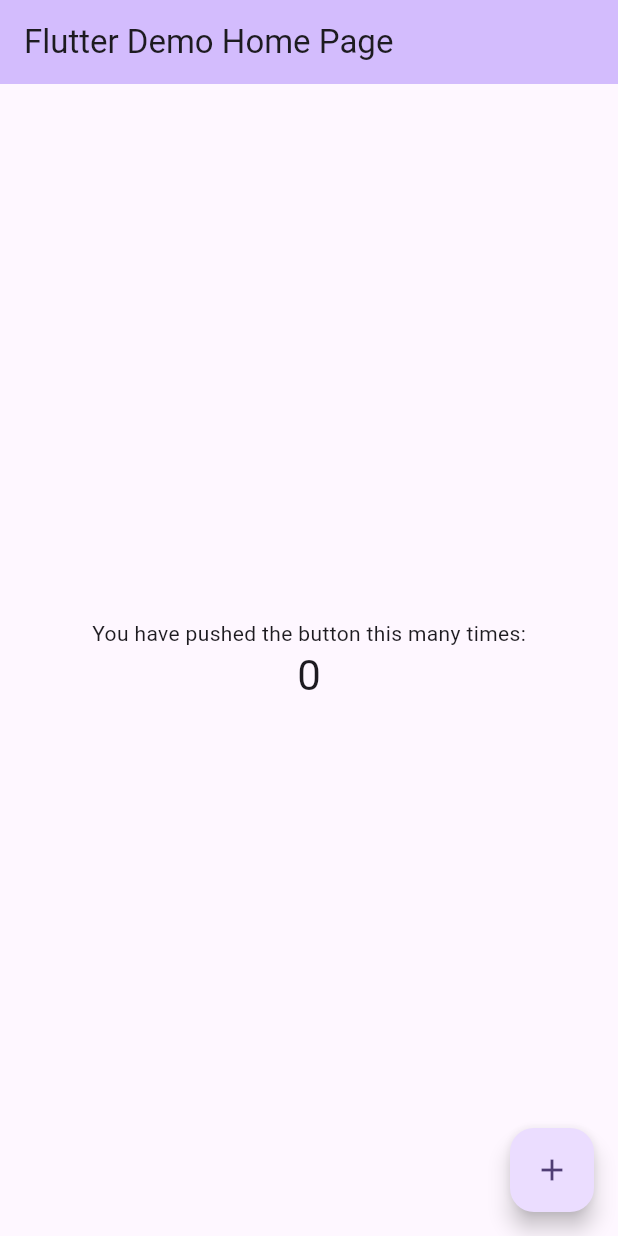
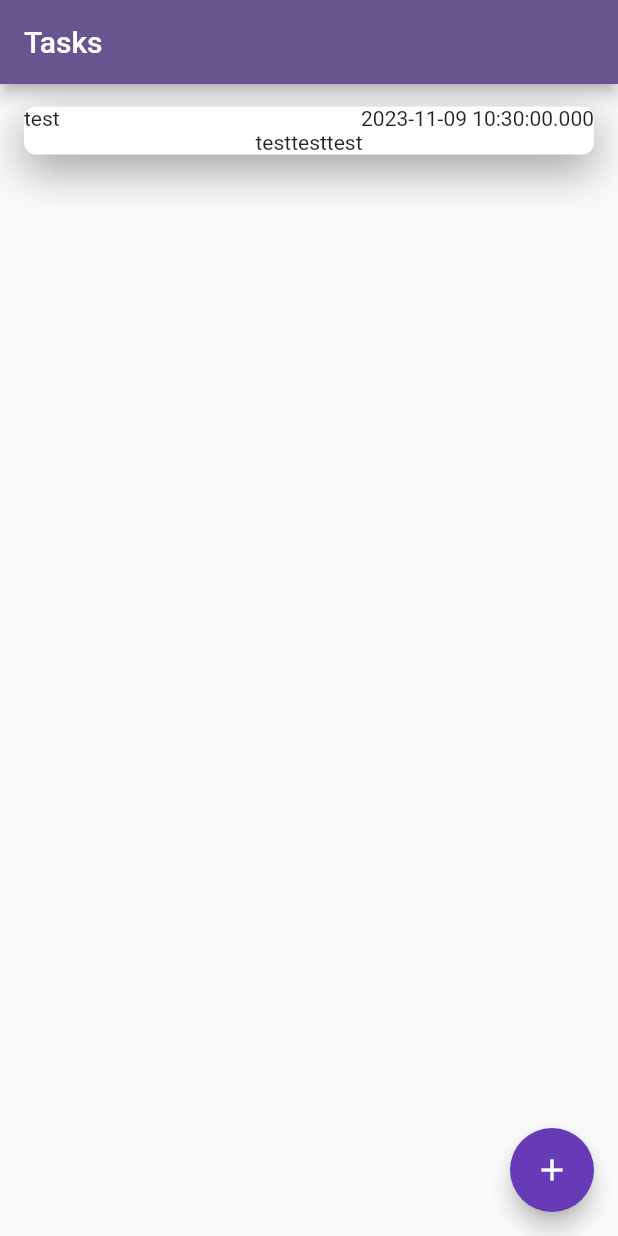
Before and after one commit to timurIsakov/todo_hive, a Flutter app: the screen it shows after launch, on a phone screen of 412 x 824 dp. Run offline on Flutter 3.47's test engine with Material 2 defaults, Android fonts, the phone set to English and light mode, and no system bars.

Commit message:
Added main screen, todo_widget and todo_entity

```diff
--- /dev/null
+++ b/lib/core/entity/todo_entity.dart
@@ -0,0 +1,8 @@
+class TodoEntity {
+  final String title;
+  final DateTime date;
+  final String description;
+
+  TodoEntity(
+      {required this.title, required this.date, required this.description});
+}
--- a/lib/main.dart
+++ b/lib/main.dart
@@ -1,4 +1,6 @@
 import 'package:flutter/material.dart';
+
+import 'screens/todo_screen.dart';
 
 void main() {
   runApp(const MyApp());
@@ -11,99 +13,11 @@ class MyApp extends StatelessWidget {
   Widget build(BuildContext context) {
     return MaterialApp(
       title: 'Flutter Demo',
+      debugShowCheckedModeBanner: false,
       theme: ThemeData(
         colorScheme: ColorScheme.fromSeed(seedColor: Colors.deepPurple),
-        useMaterial3: true,
       ),
-      home: const MyHomePage(title: 'Flutter Demo Home Page'),
+      home: const TodoScreen(),
     );
   }
 }
-
-class MyHomePage extends StatefulWidget {
-  const MyHomePage({super.key, required this.title});
-
-  // This widget is the home page of your application. It is stateful, meaning
-  // that it has a State object (defined below) that contains fields that affect
-  // how it looks.
-
-  // This class is the configuration for the state. It holds the values (in this
-  // case the title) provided by the parent (in this case the App widget) and
-  // used by the build method of the State. Fields in a Widget subclass are
-  // always marked "final".
-
-  final String title;
-
-  @override
-  State<MyHomePage> createState() => _MyHomePageState();
-}
-
-class _MyHomePageState extends State<MyHomePage> {
-  int _counter = 0;
-
-  void _incrementCounter() {
-    setState(() {
-      // This call to setState tells the Flutter framework that something has
-      // changed in this State, which causes it to rerun the build method below
-      // so that the display can reflect the updated values. If we changed
-      // _counter without calling setState(), then the build method would not be
-      // called again, and so nothing would appear to happen.
-      _counter++;
-    });
-  }
-
-  @override
-  Widget build(BuildContext context) {
-    // This method is rerun every time setState is called, for instance as done
-    // by the _incrementCounter method above.
-    //
-    // The Flutter framework has been optimized to make rerunning build methods
-    // fast, so that you can just rebuild anything that needs updating rather
-    // than having to individually change instances of widgets.
-    return Scaffold(
-      appBar: AppBar(
-        // TRY THIS: Try changing the color here to a specific color (to
-        // Colors.amber, perhaps?) and trigger a hot reload to see the AppBar
-        // change color while the other colors stay the same.
-        backgroundColor: Theme.of(context).colorScheme.inversePrimary,
-        // Here we take the value from the MyHomePage object that was created by
-        // the App.build method, and use it to set our appbar title.
-        title: Text(widget.title),
-      ),
-      body: Center(
-        // Center is a layout widget. It takes a single child and positions it
-        // in the middle of the parent.
-        child: Column(
-          // Column is also a layout widget. It takes a list of children and
-          // arranges them vertically. By default, it sizes itself to fit its
-          // children horizontally, and tries to be as tall as its parent.
-          //
-          // Column has various properties to control how it sizes itself and
-          // how it positions its children. Here we use mainAxisAlignment to
-          // center the children vertically; the main axis here is the vertical
-          // axis because Columns are vertical (the cross axis would be
-          // horizontal).
-          //
-          // TRY THIS: Invoke "debug painting" (choose the "Toggle Debug Paint"
-          // action in the IDE, or press "p" in the console), to see the
-          // wireframe for each widget.
-          mainAxisAlignment: MainAxisAlignment.center,
-          children: <Widget>[
-            const Text(
-              'You have pushed the button this many times:',
-            ),
-            Text(
-              '$_counter',
-              style: Theme.of(context).textTheme.headlineMedium,
-            ),
-          ],
-        ),
-      ),
-      floatingActionButton: FloatingActionButton(
-        onPressed: _incrementCounter,
-        tooltip: 'Increment',
-        child: const Icon(Icons.add),
-      ), // This trailing comma makes auto-formatting nicer for build methods.
-    );
-  }
-}
--- /dev/null
+++ b/lib/screens/todo_screen.dart
@@ -0,0 +1,56 @@
+import 'package:flutter/material.dart';
+import 'package:todo_app/widgets/todo_widget.dart';
+
+import '../core/entity/todo_entity.dart';
+
+class TodoScreen extends StatefulWidget {
+  const TodoScreen({Key? key}) : super(key: key);
+
+  @override
+  State<TodoScreen> createState() => _TodoScreenState();
+}
+
+class _TodoScreenState extends State<TodoScreen> {
+  List<TodoEntity> listOfTasks = [
+    TodoEntity(
+        title: "test", date: DateTime.now(), description: "testtesttest"),
+
+  ];
+  @override
+  Widget build(BuildContext context) {
+    return Scaffold(
+      appBar: AppBar(
+        title: const Text("Tasks"),
+      ),
+      body:  Padding(
+        padding: const EdgeInsets.only(left: 16, right: 16),
+        child: Column(
+          children: [
+            Expanded(
+              child: ListView.builder(
+                itemCount: listOfTasks.length,
+                itemBuilder: (context, index) {
+                  final element = listOfTasks[index];
+                  return Padding(
+                    padding: const EdgeInsets.only(top: 15),
+                    child: TodoWidget(entity: element),
+                  );
+                },
+              ),
+            )
+          ],
+        ),
+      ),
+      floatingActionButton: FloatingActionButton(
+        backgroundColor: Colors.deepPurple,
+        onPressed: () {},
+        child: const Center(
+          child: Icon(
+            Icons.add,
+            color: Colors.white,
+          ),
+        ),
+      ),
+    );
+  }
+}
--- /dev/null
+++ b/lib/widgets/todo_widget.dart
@@ -0,0 +1,35 @@
+import 'package:flutter/material.dart';
+import 'package:todo_app/core/entity/todo_entity.dart';
+
+class TodoWidget extends StatelessWidget {
+  final TodoEntity entity;
+  const TodoWidget({Key? key, required this.entity}) : super(key: key);
+
+  @override
+  Widget build(BuildContext context) {
+    return Container(
+      decoration: const BoxDecoration(boxShadow: [
+        BoxShadow(
+          color: Colors.grey,
+          blurRadius: 25,
+          offset: Offset(0, 10),
+        )
+      ]),
+      child: Container(
+        decoration: BoxDecoration(
+          color: Colors.white,
+          borderRadius: BorderRadius.circular(8),
+        ),
+        child: Column(
+          children: [
+            Row(
+              mainAxisAlignment: MainAxisAlignment.spaceBetween,
+              children: [Text(entity.title), Text(entity.date.toString())],
+            ),
+            Text(entity.description),
+          ],
+        ),
+      ),
+    );
+  }
+}
```
